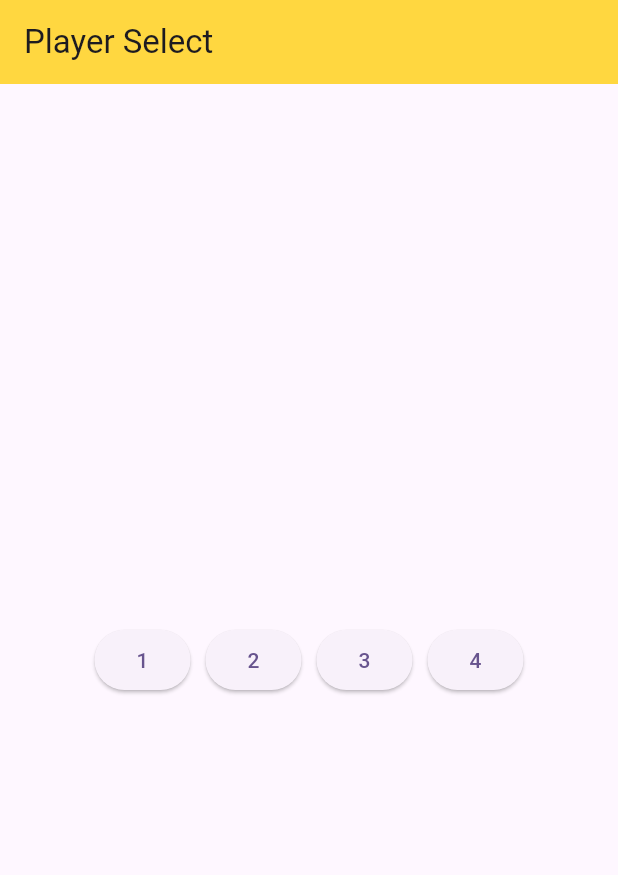
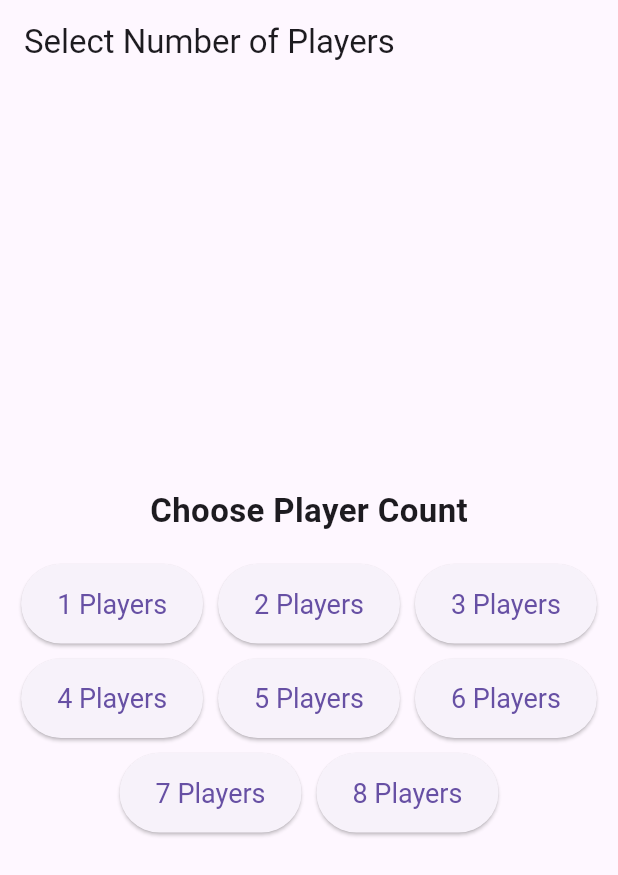
Before and after one commit to williamh890/mtg_life_counter, a Flutter app: the screen it shows after launch, on a phone screen of 412 x 824 dp. Shown: the top 875 px of the screen. Run offline on Flutter 3.47's test engine with Material 3 defaults, Android fonts, the phone set to English and light mode, and no system bars; our stand-ins replace flutter_bloc.

```diff
--- a/lib/main.dart
+++ b/lib/main.dart
@@ -1,27 +1,16 @@
 import 'package:flutter/material.dart';
+import 'ui/player_setup_page.dart';
 
-import 'package:mtg_life_counter/screens/game_page.dart';
-import 'screens/home_page.dart';
+void main() => runApp(const MyApp());
 
-void main() {
-  runApp(const LifeCounterApp());
-}
-
-class LifeCounterApp extends StatelessWidget {
-  const LifeCounterApp({super.key});
+class MyApp extends StatelessWidget {
+  const MyApp({super.key});
 
   @override
   Widget build(BuildContext context) {
-    return MaterialApp(
-      title: 'Life Counter',
-      theme: ThemeData(
-        colorScheme: ColorScheme.fromSeed(seedColor: Colors.deepPurple),
-      ),
-      initialRoute: '/',
-      routes: {
-        '/': (context) => HomePage(title: ('Player Select')),
-        '/game': (context) => GamePage(),
-      },
+    return const MaterialApp(
+      debugShowCheckedModeBanner: false,
+      home: PlayerSetupPage(),
     );
   }
 }
--- a/lib/screens/home_page.dart
+++ /dev/null
@@ -1,39 +0,0 @@
-import 'package:flutter/material.dart';
-
-class HomePage extends StatefulWidget {
-  const HomePage({super.key, required this.title});
-  final String title;
-
-  @override
-  State<HomePage> createState() => _HomePageState();
-}
-
-class _HomePageState extends State<HomePage> {
-  final List<int> numPlayers = [1, 2, 3, 4];
-
-  @override
-  Widget build(BuildContext context) {
-    return Scaffold(
-      appBar: AppBar(
-        title: Text('Player Select'),
-        backgroundColor: Colors.amberAccent,
-      ),
-      body: Center(
-        child: Row(
-          mainAxisAlignment: MainAxisAlignment.center,
-          children: numPlayers.map((n) {
-            return Padding(
-              padding: const EdgeInsets.symmetric(horizontal: 5.0),
-              child: ElevatedButton(
-                onPressed: () {
-                  Navigator.pushNamed(context, '/game', arguments: n);
-                },
-                child: Text(n.toString()),
-              ),
-            );
-          }).toList(),
-        ),
-      ),
-    );
-  }
-}
--- /dev/null
+++ b/lib/ui/player_setup_page.dart
@@ -0,0 +1,49 @@
+import 'package:flutter/material.dart';
+import 'life_counter_page.dart';
+
+class PlayerSetupPage extends StatelessWidget {
+  const PlayerSetupPage({super.key});
+
+  @override
+  Widget build(BuildContext context) {
+    return Scaffold(
+      appBar: AppBar(title: const Text('Select Number of Players')),
+      body: Center(
+        child: Column(
+          mainAxisAlignment: MainAxisAlignment.center,
+          children: [
+            const Text(
+              'Choose Player Count',
+              style: TextStyle(fontSize: 22, fontWeight: FontWeight.bold),
+            ),
+            const SizedBox(height: 20),
+            Wrap(
+              alignment: WrapAlignment.center,
+              spacing: 10,
+              runSpacing: 10,
+              children: List.generate(8, (i) {
+                final count = i + 1;
+                return ElevatedButton(
+                  style: ElevatedButton.styleFrom(
+                    padding: const EdgeInsets.symmetric(
+                        vertical: 16, horizontal: 24),
+                    textStyle: const TextStyle(fontSize: 18),
+                  ),
+                  onPressed: () {
+                    Navigator.push(
+                      context,
+                      MaterialPageRoute(
+                        builder: (_) => LifeCounterPage(playerCount: count),
+                      ),
+                    );
+                  },
+                  child: Text('$count Players'),
+                );
+              }),
+            ),
+          ],
+        ),
+      ),
+    );
+  }
+}
--- a/pubspec.yaml
+++ b/pubspec.yaml
@@ -34,6 +34,7 @@ dependencies:
   # The following adds the Cupertino Icons font to your application.
   # Use with the CupertinoIcons class for iOS style icons.
   cupertino_icons: ^1.0.8
+  flutter_bloc: ^9.0.0
 
 dev_dependencies:
   flutter_test:
```
Also changed, not shown: lib/blocs/life_bloc.dart (added, +20 -0 lines), lib/screens/game_page.dart (deleted, +0 -27 lines), lib/ui/life_counter_page.dart (added, +337 -0 lines), lib/ui/player_tile.dart (added, +87 -0 lines), lib/widgets/player.dart (deleted, +0 -44 lines), pubspec.lock, 1 other file.
